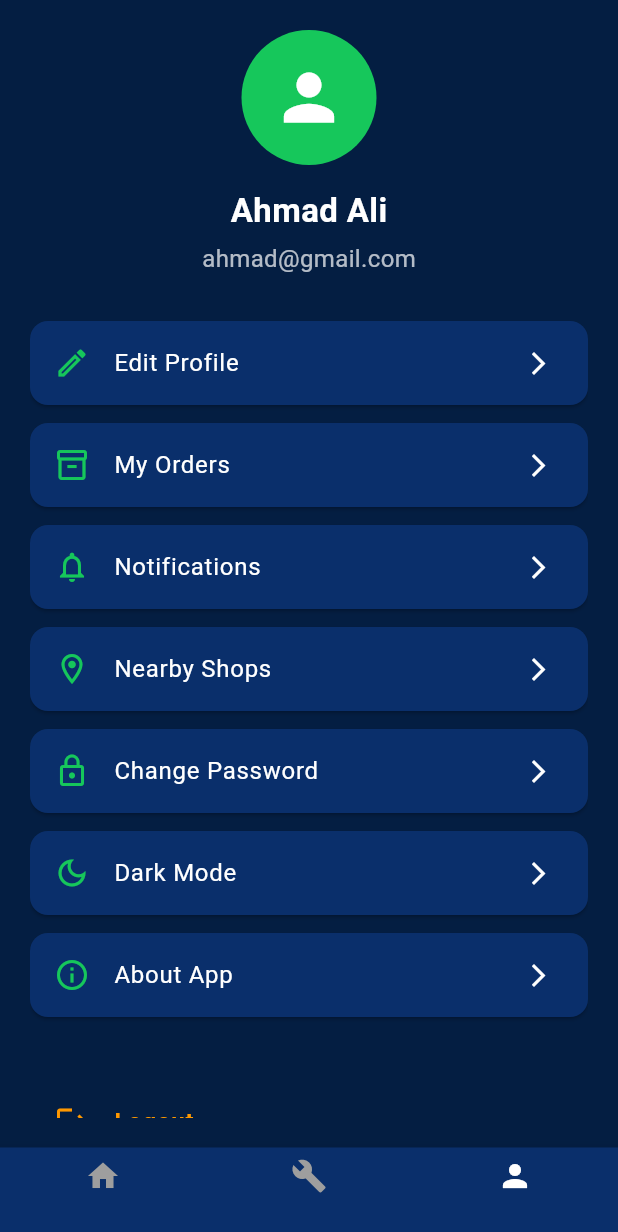
After one commit to janonhamza-flutter/shamsung_app, a Flutter app: the HomePage screen opened by its route, item 3 of the bottom bar chosen, after a tap on "Edit Profile", on a phone screen of 412 x 824 dp. The commit adds this screen. Shown: the top 1232 px of the screen. Run offline on Flutter 3.47's test engine with Material 3 defaults, Android fonts, the phone set to English and light mode, and no system bars; our stand-ins replace dio, get, get_storage; accounts and stored records are empty.

Commit message:
modified:   lib/core/route/app_pages.dart 	modified:   lib/core/route/app_routes.dart 	modified:   lib/featurs/auth/presentation/controller/signup_controller.dart 	modified:   lib/featurs/home/presentation/pages/home_page.dart 	modified:   lib/featurs/home/presentation/widgets/bottom_nav_bar.dart 	new file:   lib/featurs/profile/presentation/bindings/profile_binding.dart 	new file:   lib/featurs/profile/presentation/controller/profile_controller.dart 	new file:   lib/featurs/profile/presentation/pages/profile_page.dart 	new file:   lib/featurs/profile/presentation/widgets/profile_header.dart 	new file:   lib/featurs/profile/presentation/widgets/profile_logout_section.dart 	new file:   lib/featurs/profile/presentation/widgets/profile_tile.dart

```diff
--- a/lib/core/route/app_pages.dart
+++ b/lib/core/route/app_pages.dart
@@ -1,4 +1,6 @@
 import 'package:get/get.dart';
+import 'package:shamsoung/featurs/profile/presentation/bindings/profile_binding.dart';
+import 'package:shamsoung/featurs/profile/presentation/pages/profile_page.dart';
 
 import '../../featurs/auth/presentation/bindings/auth_binding.dart';
 import '../../featurs/auth/presentation/pages/login_page.dart';
@@ -41,5 +43,10 @@ class AppPages {
 
       binding: HomeBinding(),
     ),
+    GetPage(
+      name: AppRoutes.profile,
+      page: () => ProfilePage(),
+      binding: ProfileBinding(),
+    ),
   ];
 }
--- a/lib/core/route/app_routes.dart
+++ b/lib/core/route/app_routes.dart
@@ -3,4 +3,5 @@ class AppRoutes {
   static const login = "/login";
   static const signup = "/signup";
   static const home = "/home";
+  static const profile = '/profile';
 }
--- a/lib/featurs/auth/presentation/controller/signup_controller.dart
+++ b/lib/featurs/auth/presentation/controller/signup_controller.dart
@@ -70,12 +70,9 @@ Future<void> signUp() async {
 
       print(response.data);
 
-    AppSnackbar.success(
-      response.data['message'],
-    );
+      AppSnackbar.success(response.data['message']);
 
       Get.offAllNamed(AppRoutes.login);
-
     } on DioException catch (e) {
       print(e.response?.data);
 
@@ -86,12 +83,13 @@ Future<void> signUp() async {
       }
 
       AppSnackbar.error(errorMessage);
-
     } catch (e) {
       print(e);
       AppSnackbar.error("Something went wrong");
     }
   }
+}
+
 
 
 
@@ -208,6 +206,4 @@ Future<void> signUp() async {
 
     //   birthdateController.dispose();
 
-    super.onClose();
-  }
-}
+    super.onClose();*/
--- a/lib/featurs/home/presentation/pages/home_page.dart
+++ b/lib/featurs/home/presentation/pages/home_page.dart
@@ -19,7 +19,7 @@ class HomePage extends StatelessWidget {
     return Scaffold(
       backgroundColor: AppColors.darkBlue,
 
-      bottomNavigationBar: const BottomNavBar(),
+      bottomNavigationBar: const BottomNavBar(currentIndex: 0),
 
       body: SafeArea(
         child: Padding(
--- a/lib/featurs/home/presentation/widgets/bottom_nav_bar.dart
+++ b/lib/featurs/home/presentation/widgets/bottom_nav_bar.dart
@@ -1,9 +1,13 @@
 import 'package:flutter/material.dart';
+import 'package:get/get.dart';
+import 'package:shamsoung/core/route/app_routes.dart';
 
 import '../../../../../core/theme/app_colors.dart';
 
 class BottomNavBar extends StatelessWidget {
-  const BottomNavBar({super.key});
+  final int currentIndex;
+
+  const BottomNavBar({super.key, required this.currentIndex});
 
   @override
   Widget build(BuildContext context) {
@@ -14,7 +18,25 @@ class BottomNavBar extends StatelessWidget {
 
       unselectedItemColor: Colors.grey,
 
-      currentIndex: 0,
+      currentIndex: currentIndex,
+
+      onTap: (index) {
+        if (index == currentIndex) return;
+
+        switch (index) {
+          case 0:
+            Get.offNamed(AppRoutes.home);
+            break;
+
+          case 1:
+            // Services Page لاحقاً
+            break;
+
+          case 2:
+            Get.toNamed(AppRoutes.profile);
+            break;
+        }
+      },
 
       items: const [
         BottomNavigationBarItem(icon: Icon(Icons.home), label: ""),
--- /dev/null
+++ b/lib/featurs/profile/presentation/bindings/profile_binding.dart
@@ -0,0 +1,9 @@
+import 'package:get/get.dart';
+import 'package:shamsoung/featurs/profile/presentation/controller/profile_controller.dart';
+
+class ProfileBinding extends Bindings {
+  @override
+  void dependencies() {
+    Get.lazyPut(() => ProfileController());
+  }
+}
--- /dev/null
+++ b/lib/featurs/profile/presentation/controller/profile_controller.dart
@@ -0,0 +1,3 @@
+import 'package:get/get.dart';
+
+class ProfileController extends GetxController {}
--- /dev/null
+++ b/lib/featurs/profile/presentation/pages/profile_page.dart
@@ -0,0 +1,88 @@
+import 'package:flutter/material.dart';
+import 'package:get/get.dart';
+import 'package:shamsoung/featurs/home/presentation/widgets/bottom_nav_bar.dart';
+import 'package:shamsoung/featurs/profile/presentation/widgets/profile_header.dart';
+import 'package:shamsoung/featurs/profile/presentation/widgets/profile_logout_section.dart';
+import 'package:shamsoung/featurs/profile/presentation/widgets/profile_tile.dart';
+
+import '../../../../../core/constants/app_sizes.dart';
+import '../../../../../core/theme/app_colors.dart';
+
+import '../controller/profile_controller.dart';
+
+class ProfilePage extends StatelessWidget {
+  ProfilePage({super.key});
+
+  final ProfileController controller = Get.find();
+
+  @override
+  Widget build(BuildContext context) {
+    return Scaffold(
+      backgroundColor: AppColors.darkBlue,
+
+      bottomNavigationBar: const BottomNavBar(currentIndex: 2),
+
+      body: SafeArea(
+        child: Padding(
+          padding: const EdgeInsets.all(AppSizes.padding),
+
+          child: SingleChildScrollView(
+            child: Column(
+              children: [
+                const ProfileHeader(),
+
+                const SizedBox(height: 30),
+
+                ProfileTile(
+                  icon: Icons.edit_outlined,
+                  title: "Edit Profile",
+                  onTap: () {},
+                ),
+
+                ProfileTile(
+                  icon: Icons.inventory_2_outlined,
+                  title: "My Orders",
+                  onTap: () {},
+                ),
+
+                ProfileTile(
+                  icon: Icons.notifications_none,
+                  title: "Notifications",
+                  onTap: () {},
+                ),
+
+                ProfileTile(
+                  icon: Icons.location_on_outlined,
+                  title: "Nearby Shops",
+                  onTap: () {},
+                ),
+
+                ProfileTile(
+                  icon: Icons.lock_outline,
+                  title: "Change Password",
+                  onTap: () {},
+                ),
+
+                ProfileTile(
+                  icon: Icons.dark_mode_outlined,
+                  title: "Dark Mode",
+                  onTap: () {},
+                ),
+
+                ProfileTile(
+                  icon: Icons.info_outline,
+                  title: "About App",
+                  onTap: () {},
+                ),
+
+                const SizedBox(height: 30),
+
+                const ProfileLogoutSection(),
+              ],
+            ),
+          ),
+        ),
+      ),
+    );
+  }
+}
--- /dev/null
+++ b/lib/featurs/profile/presentation/widgets/profile_header.dart
@@ -0,0 +1,39 @@
+import 'package:flutter/material.dart';
+
+import '../../../../../core/theme/app_colors.dart';
+
+class ProfileHeader extends StatelessWidget {
+  const ProfileHeader({super.key});
+
+  @override
+  Widget build(BuildContext context) {
+    return Column(
+      children: [
+        const CircleAvatar(
+          radius: 45,
+          backgroundColor: AppColors.green,
+
+          child: Icon(Icons.person, size: 50, color: Colors.white),
+        ),
+
+        const SizedBox(height: 15),
+
+        const Text(
+          "Ahmad Ali",
+          style: TextStyle(
+            color: Colors.white,
+            fontSize: 22,
+            fontWeight: FontWeight.bold,
+          ),
+        ),
+
+        const SizedBox(height: 5),
+
+        const Text(
+          "ahmad@gmail.com",
+          style: TextStyle(color: Colors.white70, fontSize: 16),
+        ),
+      ],
+    );
+  }
+}
--- /dev/null
+++ b/lib/featurs/profile/presentation/widgets/profile_logout_section.dart
@@ -0,0 +1,51 @@
+import 'package:flutter/material.dart';
+import 'package:get/get.dart';
+
+class ProfileLogoutSection extends StatelessWidget {
+  const ProfileLogoutSection({super.key});
+
+  @override
+  Widget build(BuildContext context) {
+    return Column(
+      children: [
+        ListTile(
+          leading: const Icon(Icons.logout, color: Colors.orange),
+
+          title: const Text(
+            "Logout",
+            style: TextStyle(color: Colors.orange, fontWeight: FontWeight.bold),
+          ),
+
+          onTap: () {},
+        ),
+
+        const SizedBox(height: 15),
+
+        ListTile(
+          leading: const Icon(Icons.delete_forever, color: Colors.red),
+
+          title: const Text(
+            "Delete Account",
+            style: TextStyle(color: Colors.red, fontWeight: FontWeight.bold),
+          ),
+
+          onTap: () {
+            Get.defaultDialog(
+              title: "Delete Account",
+
+              middleText: "Are you sure you want to delete your account?",
+
+              textConfirm: "Delete",
+
+              textCancel: "Cancel",
+
+              confirmTextColor: Colors.white,
+
+              onConfirm: () {},
+            );
+          },
+        ),
+      ],
+    );
+  }
+}
--- /dev/null
+++ b/lib/featurs/profile/presentation/widgets/profile_tile.dart
@@ -0,0 +1,41 @@
+import 'package:flutter/material.dart';
+
+import '../../../../../core/theme/app_colors.dart';
+
+class ProfileTile extends StatelessWidget {
+  final IconData icon;
+
+  final String title;
+
+  final VoidCallback onTap;
+
+  const ProfileTile({
+    super.key,
+    required this.icon,
+    required this.title,
+    required this.onTap,
+  });
+
+  @override
+  Widget build(BuildContext context) {
+    return Card(
+      color: AppColors.blue,
+
+      margin: const EdgeInsets.only(bottom: 12),
+
+      child: ListTile(
+        leading: Icon(icon, color: AppColors.green),
+
+        title: Text(title, style: const TextStyle(color: Colors.white)),
+
+        trailing: const Icon(
+          Icons.arrow_forward_ios,
+          color: Colors.white,
+          size: 18,
+        ),
+
+        onTap: onTap,
+      ),
+    );
+  }
+}
```
Lines whose indentation alone changed are shown as unchanged.
